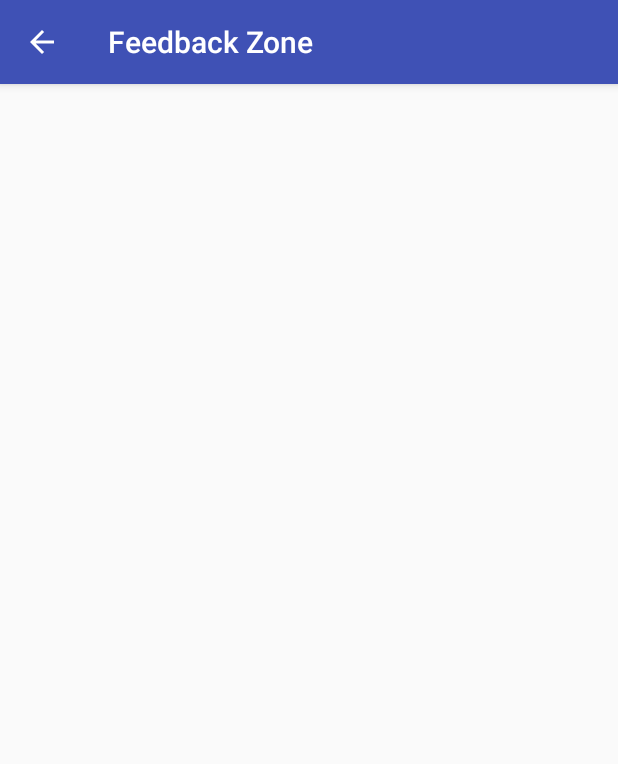
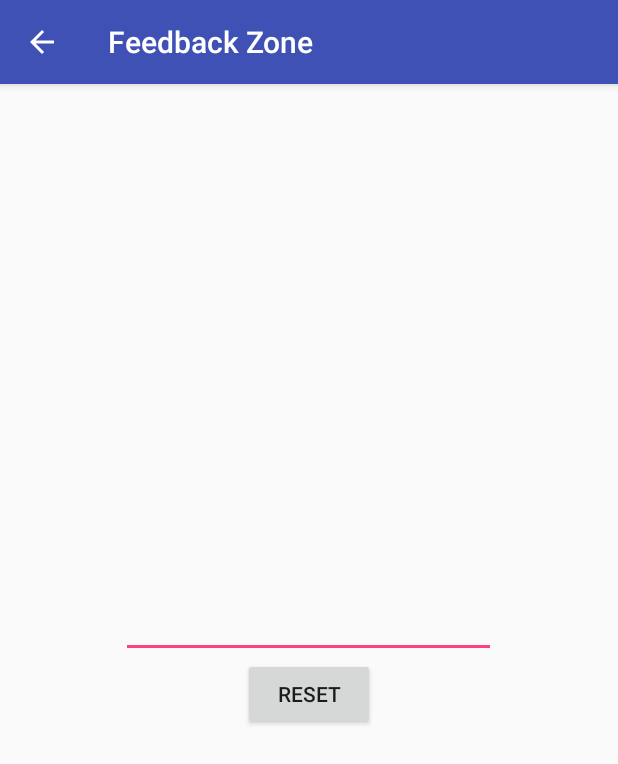
Before and after one commit to rk472/FeedbackZone, an Android app: the ForgotActivity screen opened directly, with no data from a screen before it, on a phone screen of 412 x 824 dp. Shown: the top 764 px of the screen. Run offline under Robolectric (Android 15) with nearby library versions, the phone set to English and light mode, and no system bars; our stand-ins replace Firebase (no records; nobody signed in at launch, a user with empty details on screens opened directly).

Commit message:
login forgot done

```diff
--- a/app/src/main/AndroidManifest.xml
+++ b/app/src/main/AndroidManifest.xml
@@ -20,7 +20,8 @@
         <activity
             android:name=".SignupActivity"
             android:parentActivityName=".LoginActivity" />
-        <activity android:name=".ForgotActivity"></activity>
+        <activity android:name=".ForgotActivity"
+            android:parentActivityName=".LoginActivity"></activity>
     </application>
 
 </manifest>
--- a/app/src/main/java/com/smarttersstudio/feedbackzone/ForgotActivity.java
+++ b/app/src/main/java/com/smarttersstudio/feedbackzone/ForgotActivity.java
@@ -1,14 +1,57 @@
 package com.smarttersstudio.feedbackzone;
 
+import android.app.ProgressDialog;
+import android.support.annotation.NonNull;
+import android.support.v4.widget.CircularProgressDrawable;
 import android.support.v7.app.AppCompatActivity;
 import android.os.Bundle;
+import android.text.TextUtils;
+import android.view.View;
+import android.widget.EditText;
+import android.widget.Toast;
+
+import com.google.android.gms.tasks.OnFailureListener;
+import com.google.android.gms.tasks.OnSuccessListener;
+import com.google.firebase.auth.FirebaseAuth;
 
 public class ForgotActivity extends AppCompatActivity {
-
+    private FirebaseAuth mAuth;
+    private EditText emailText;
+    private ProgressDialog progressDialog;
     @Override
     protected void onCreate(Bundle savedInstanceState) {
         super.onCreate(savedInstanceState);
         setContentView(R.layout.activity_forgot);
         getSupportActionBar().setDisplayHomeAsUpEnabled(true);
+        mAuth=FirebaseAuth.getInstance();
+        emailText=findViewById(R.id.forgot_email);
+        progressDialog=new ProgressDialog(this);
+        progressDialog.setMessage("Please wait while we are sending the mail..");
+        progressDialog.setTitle("Please Wait");
+        progressDialog.setCanceledOnTouchOutside(false);
+        progressDialog.setCancelable(false);
+    }
+
+    public void reset(View view) {
+        progressDialog.show();
+        String email=emailText.getText().toString();
+        if(TextUtils.isEmpty(email)){
+            Toast.makeText(this, "Email can't be empty...", Toast.LENGTH_SHORT).show();
+        }else{
+            mAuth.sendPasswordResetEmail(email).addOnSuccessListener(new OnSuccessListener<Void>() {
+                @Override
+                public void onSuccess(Void aVoid) {
+                    progressDialog.hide();
+                    Toast.makeText(ForgotActivity.this, "Mail sent Successfully...", Toast.LENGTH_SHORT).show();
+                }
+            }).addOnFailureListener(new OnFailureListener() {
+                @Override
+                public void onFailure(@NonNull Exception e) {
+                    progressDialog.hide();
+                    Toast.makeText(ForgotActivity.this, e.getMessage(), Toast.LENGTH_SHORT).show();
+                }
+            });
+        }
+
     }
 }
--- a/app/src/main/res/layout/activity_forgot.xml
+++ b/app/src/main/res/layout/activity_forgot.xml
@@ -1,9 +1,21 @@
 <?xml version="1.0" encoding="utf-8"?>
-<android.support.constraint.ConstraintLayout xmlns:android="http://schemas.android.com/apk/res/android"
+<LinearLayout xmlns:android="http://schemas.android.com/apk/res/android"
     xmlns:app="http://schemas.android.com/apk/res-auto"
     xmlns:tools="http://schemas.android.com/tools"
     android:layout_width="match_parent"
     android:layout_height="match_parent"
-    tools:context=".ForgotActivity">
+    tools:context=".ForgotActivity"
+    android:orientation="vertical"
+    android:gravity="center">
+    <EditText
+        android:layout_width="250dp"
+        android:layout_height="wrap_content"
+        android:id="@+id/forgot_email"/>
+    <Button
+        android:layout_width="wrap_content"
+        android:layout_height="wrap_content"
+        android:text="reset"
+        android:onClick="reset"/>
 
-</android.support.constraint.ConstraintLayout>
+
+</LinearLayout>
```
Also changed, not shown: app/src/main/java/com/smarttersstudio/feedbackzone/LoginActivity.java (+15 -2 lines).
